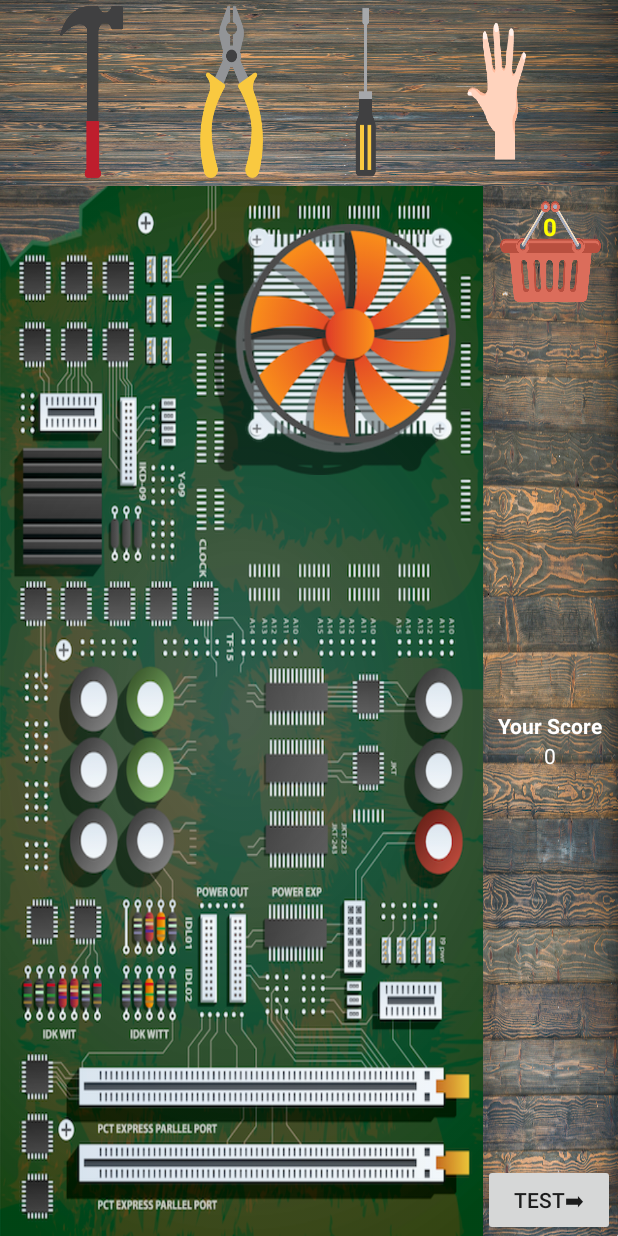
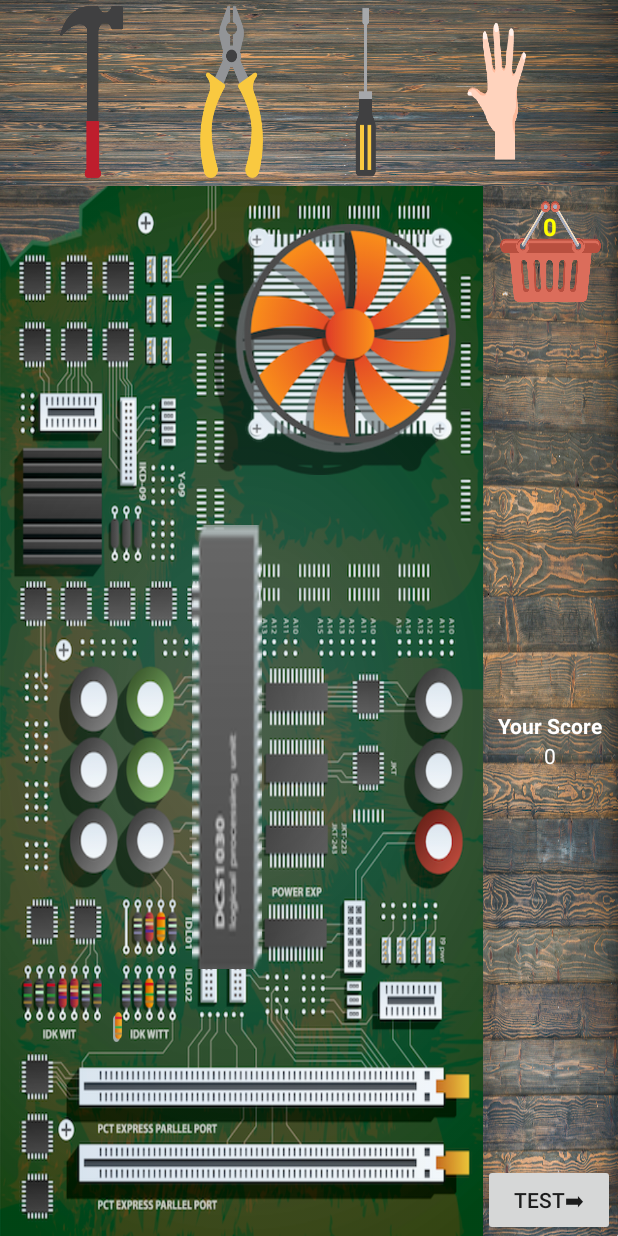
Before and after one commit to Yasamanro/TheBreakingHand, an Android app: the GameActivity screen opened directly, with no data from a screen before it, on a phone screen of 412 x 824 dp. Run offline under Robolectric (Android 15) with nearby library versions, the light colour scheme and no system bars; 1 statement that could not run was skipped.

Commit message:
Write function to micro fully implemented Minor UI Additions to Game Activity

```diff
--- a/app/src/main/java/com/example/yasamanro/bhangarigame/BLEServiceContainer.java
+++ b/app/src/main/java/com/example/yasamanro/bhangarigame/BLEServiceContainer.java
@@ -1,10 +1,16 @@
 package com.example.yasamanro.bhangarigame;
 
+import android.bluetooth.BluetoothDevice;
+import android.bluetooth.BluetoothGattService;
 import android.util.Log;
+
+import java.util.ArrayList;
 
 public class BLEServiceContainer {
 
     private BluetoothLeService mBluetoothLeService;
+    private BluetoothDevice mDevice;
+    ArrayList<BluetoothGattService> mGattservices;
 
     private static BLEServiceContainer __instance;
 
@@ -23,7 +29,23 @@ public class BLEServiceContainer {
         mBluetoothLeService = service;
     }
 
+    public void setmDevice (BluetoothDevice device){
+        mDevice = device;
+    }
+
+    public void setmGattservices (ArrayList<BluetoothGattService> services) {
+        mGattservices = new ArrayList<>(services);
+    }
+
     public BluetoothLeService getBleService() {
         return mBluetoothLeService;
     }
+
+    public BluetoothDevice getmDevice(){
+        return mDevice;
+    }
+
+    public ArrayList<BluetoothGattService> getmGattservices(){
+        return mGattservices;
+    }
 }
--- a/app/src/main/java/com/example/yasamanro/bhangarigame/BluetoothLeService.java
+++ b/app/src/main/java/com/example/yasamanro/bhangarigame/BluetoothLeService.java
@@ -139,7 +139,7 @@ public class BluetoothLeService extends Service {
 
             byte[] dataInput = characteristic.getValue();
             String s1 = Arrays.toString(dataInput);
-            Log.d("WRITTEN SUCCESS CHARACTERSITC YASAMAN JAN VALUE", s1);
+            Log.d("SEARCHABLE WRITTEN SUCCESS CHARACTERSITC YASAMAN JAN VALUE", s1);
         }
 
         @Override
--- a/app/src/main/java/com/example/yasamanro/bhangarigame/GameActivity.java
+++ b/app/src/main/java/com/example/yasamanro/bhangarigame/GameActivity.java
@@ -1,6 +1,5 @@
 package com.example.yasamanro.bhangarigame;
 
-import android.animation.ObjectAnimator;
 import android.app.AlertDialog;
 import android.bluetooth.BluetoothGattCharacteristic;
 import android.bluetooth.BluetoothGattService;
@@ -19,17 +18,13 @@ import android.view.animation.LinearInterpolator;
 import android.view.animation.TranslateAnimation;
 import android.widget.Button;
 import android.widget.CompoundButton;
-import android.widget.ImageView;
 import android.widget.TextView;
 import android.widget.Toast;
 import android.widget.ToggleButton;
 
 import java.util.ArrayList;
 import java.util.Arrays;
-import java.util.HashMap;
 import java.util.List;
-
-import static android.provider.Contacts.SettingsColumns.KEY;
 
 public class GameActivity extends AppCompatActivity {
 
@@ -54,11 +49,11 @@ public class GameActivity extends AppCompatActivity {
 
         //Hardware Parts
         final Button fan = findViewById(R.id.fanButton);
-        final Button fan1 = findViewById(R.id.fanButton1);
-        final Button fan2 = findViewById(R.id.fanButton2);
-        final Button fan3 = findViewById(R.id.fanButton3);
-        final Button fan4 = findViewById(R.id.fanButton4);
-        final Button fan5 = findViewById(R.id.fanButton5);
+//        final Button fan1 = findViewById(R.id.fanButton1);
+//        final Button fan2 = findViewById(R.id.fanButton2);
+//        final Button fan3 = findViewById(R.id.fanButton3);
+//        final Button fan4 = findViewById(R.id.fanButton4);
+//        final Button fan5 = findViewById(R.id.fanButton5);
 
         // Basket
         final Button basket = findViewById(R.id.basket);
@@ -92,14 +87,8 @@ public class GameActivity extends AppCompatActivity {
         // Broken Items
         brokenItems = new ArrayList<>();
 
-        // Get BluetoothGattService data from DeviceControlActivity Intent!
-//        Bundle b = getIntent().getExtras();
-//        ArrayList<BluetoothGattService> gattServiceList = (ArrayList<BluetoothGattService>) b.getSerializable("gattService");
-//        for ( BluetoothGattService service: gattServiceList){
-//            Log.d("JOON I GOT INTENT", service.getUuid().toString());
-//        }
-//        mBluetoothGattService = findService(gattServiceList,SERVICE_UUID);
-//        Log.d("I GOT BLESERVICE IN GAME ACTIVITY", BLEServiceContainer.getInstance().getBleService().toString());
+        // Get BluetoothGattService data from BLEServiceContainer and find the service we want!
+        mBluetoothGattService = findService(BLEServiceContainer.getInstance().getBleService().getSupportedGattServices(),SERVICE_UUID);
 
         hammer.setOnCheckedChangeListener(new CompoundButton.OnCheckedChangeListener() {
             @Override
@@ -174,8 +163,7 @@ public class GameActivity extends AppCompatActivity {
         });
 
 
-
-                fan.setOnClickListener(new View.OnClickListener() {
+        fan.setOnClickListener(new View.OnClickListener() {
             int fanTapCount = 0;
 
             @Override
@@ -188,7 +176,7 @@ public class GameActivity extends AppCompatActivity {
                 }
                 else {
 
-//                    writeOnMicro(mBluetoothGattService, CHARACTERISTIC_UUID, 0);
+                    writeOnMicro(mBluetoothGattService, CHARACTERISTIC_UUID, 0);
                     Log.d("wrote on micro", "0");
 
 //                    switch (fanTapCount){
@@ -322,7 +310,7 @@ public class GameActivity extends AppCompatActivity {
         });
     }
 
-    public BluetoothGattService findService(ArrayList<BluetoothGattService> services, String serviceUUID){
+    public BluetoothGattService findService(List<BluetoothGattService> services, String serviceUUID){
         String uuid;
         for (BluetoothGattService gattService : services) {
             uuid = gattService.getUuid().toString();
@@ -339,7 +327,7 @@ public class GameActivity extends AppCompatActivity {
 
         if (mGattCharacteristics != null) {
             for (BluetoothGattCharacteristic characteristic: mGattCharacteristics){
-                if (characteristic.getUuid().equals(characteristicUUID)){
+                if (characteristic.getUuid().toString().equals(characteristicUUID)){
                     charac = characteristic;
                 }
             }
@@ -351,10 +339,7 @@ public class GameActivity extends AppCompatActivity {
                     charac.setValue(writeValue);
                     String s1 = Arrays.toString(writeValue);
                     Log.d("writeonmicro CHARACTERSITCI YASAMAN JAN", s1);
-
                     BLEServiceContainer.getInstance().getBleService().writeCharacteristic(charac);
-                    // DON'T READ OR WRITE ANYTHING HERE! DOESN'T WORK, RETURNS NULL!
-                    // READ/WRITE IN ONCHARACTERISTICREAD/ONCHARACTERISTICWRITE IN BLUETOOTHLESERVICE.JAVA!!!!!!!!
                 }
             }
         }
--- a/app/src/main/java/com/example/yasamanro/bhangarigame/ScanActivity.java
+++ b/app/src/main/java/com/example/yasamanro/bhangarigame/ScanActivity.java
@@ -99,7 +99,6 @@ public class ScanActivity extends AppCompatActivity {
                         mScanning = false;
                     }
                     startActivity(intent);
-                  //  mBluetoothGatt = glove.connectGatt(this,true, mGattCallback);
                 } else {
                     Toast.makeText(ScanActivity.this, "Scan for The Smart Glove first!", Toast.LENGTH_SHORT).show();
                 }
@@ -162,6 +161,7 @@ public class ScanActivity extends AppCompatActivity {
 
                         gloveFound = true;
                         glove = device;
+                        BLEServiceContainer.getInstance().setmDevice(device);
                         TextView deviceName = (TextView) findViewById(R.id.device_name);
                         deviceName.setText("Smart Glove");
                         TextView deviceAddr = (TextView) findViewById(R.id.device_address);
--- a/app/src/main/res/layout/activity_game.xml
+++ b/app/src/main/res/layout/activity_game.xml
@@ -123,62 +123,62 @@
                     android:layout_alignParentEnd="true"
                     android:layout_marginTop="25dp"
                     android:layout_marginEnd="18dp"
-                    android:background="@drawable/fan"/>
+                    android:background="@drawable/fan" />
 
-                <Button
-                    android:id="@+id/fanButton1"
-                    android:layout_width="161dp"
-                    android:layout_height="167dp"
-                    android:layout_alignParentTop="true"
-                    android:layout_alignParentEnd="true"
-                    android:layout_marginTop="25dp"
-                    android:layout_marginEnd="18dp"
-                    android:background="@drawable/fan1"
-                    android:visibility="invisible"/>
+                <!--<Button-->
+                <!--android:id="@+id/fanButton1"-->
+                <!--android:layout_width="161dp"-->
+                <!--android:layout_height="167dp"-->
+                <!--android:layout_alignParentTop="true"-->
+                <!--android:layout_alignParentEnd="true"-->
+                <!--android:layout_marginTop="25dp"-->
+                <!--android:layout_marginEnd="18dp"-->
+                <!--android:background="@drawable/fan1"-->
+                <!--android:visibility="invisible"/>-->
 
-                <Button
-                    android:id="@+id/fanButton2"
-                    android:layout_width="161dp"
-                    android:layout_height="167dp"
-                    android:layout_alignParentTop="true"
-                    android:layout_alignParentEnd="true"
-                    android:layout_marginTop="25dp"
-                    android:layout_marginEnd="18dp"
-                    android:background="@drawable/fan2"
-                    android:visibility="invisible"/>
+                <!--<Button-->
+                <!--android:id="@+id/fanButton2"-->
+                <!--android:layout_width="161dp"-->
+                <!--android:layout_height="167dp"-->
+                <!--android:layout_alignParentTop="true"-->
+                <!--android:layout_alignParentEnd="true"-->
+                <!--android:layout_marginTop="25dp"-->
+                <!--android:layout_marginEnd="18dp"-->
+                <!--android:background="@drawable/fan2"-->
+                <!--android:visibility="invisible"/>-->
 
-                <Button
-                    android:id="@+id/fanButton3"
-                    android:layout_width="161dp"
-                    android:layout_height="167dp"
-                    android:layout_alignParentTop="true"
-                    android:layout_alignParentEnd="true"
-                    android:layout_marginTop="25dp"
-                    android:layout_marginEnd="18dp"
-                    android:background="@drawable/fan3"
-                    android:visibility="invisible"/>
+                <!--<Button-->
+                <!--android:id="@+id/fanButton3"-->
+                <!--android:layout_width="161dp"-->
+                <!--android:layout_height="167dp"-->
+                <!--android:layout_alignParentTop="true"-->
+                <!--android:layout_alignParentEnd="true"-->
+                <!--android:layout_marginTop="25dp"-->
+                <!--android:layout_marginEnd="18dp"-->
+                <!--android:background="@drawable/fan3"-->
+                <!--android:visibility="invisible"/>-->
 
-                <Button
-                    android:id="@+id/fanButton4"
-                    android:layout_width="161dp"
-                    android:layout_height="167dp"
-                    android:layout_alignParentTop="true"
-                    android:layout_alignParentEnd="true"
-                    android:layout_marginTop="25dp"
-                    android:layout_marginEnd="18dp"
-                    android:background="@drawable/fan4"
-                    android:visibility="invisible"/>
+                <!--<Button-->
+                <!--android:id="@+id/fanButton4"-->
+                <!--android:layout_width="161dp"-->
+                <!--android:layout_height="167dp"-->
+                <!--android:layout_alignParentTop="true"-->
+                <!--android:layout_alignParentEnd="true"-->
+                <!--android:layout_marginTop="25dp"-->
+                <!--android:layout_marginEnd="18dp"-->
+                <!--android:background="@drawable/fan4"-->
+                <!--android:visibility="invisible"/>-->
 
-                <Button
-                    android:id="@+id/fanButton5"
-                    android:layout_width="161dp"
-                    android:layout_height="167dp"
-                    android:layout_alignParentTop="true"
-                    android:layout_alignParentEnd="true"
-                    android:layout_marginTop="25dp"
-                    android:layout_marginEnd="18dp"
-                    android:background="@drawable/fan5"
-                    android:visibility="invisible"/>
+                <!--<Button-->
+                <!--android:id="@+id/fanButton5"-->
+                <!--android:layout_width="161dp"-->
+                <!--android:layout_height="167dp"-->
+                <!--android:layout_alignParentTop="true"-->
+                <!--android:layout_alignParentEnd="true"-->
+                <!--android:layout_marginTop="25dp"-->
+                <!--android:layout_marginEnd="18dp"-->
+                <!--android:background="@drawable/fan5"-->
+                <!--android:visibility="invisible"/>-->
 
                 <Button
                     android:id="@+id/hammerTool"
@@ -199,6 +199,30 @@
                     android:textOff=""
                     android:textOn=""
                     android:visibility="invisible" />
+
+                <Button
+                    android:id="@+id/icButton"
+                    android:layout_width="25dp"
+                    android:layout_height="78dp"
+                    android:layout_alignParentStart="true"
+                    android:layout_alignParentTop="true"
+                    android:layout_alignParentEnd="true"
+                    android:layout_alignParentBottom="true"
+                    android:layout_marginStart="128dp"
+                    android:layout_marginTop="226dp"
+                    android:layout_marginEnd="147dp"
+                    android:layout_marginBottom="178dp"
+                    android:background="@drawable/ic" />
+
+                <Button
+                    android:id="@+id/resistorButton"
+                    android:layout_width="6dp"
+                    android:layout_height="20dp"
+                    android:layout_alignParentBottom="true"
+                    android:layout_marginStart="75dp"
+                    android:layout_marginBottom="129dp"
+                    android:background="@drawable/resistor" />
+
 
                 <!--<Button-->
                 <!--android:id="@+id/fanHighlight"-->
@@ -268,8 +292,8 @@
                     android:layout_centerHorizontal="true"
                     android:layout_marginTop="350dp"
                     android:text="Your Score"
-                    android:textStyle="bold"
-                    android:textColor="@color/white"/>
+                    android:textColor="@color/white"
+                    android:textStyle="bold" />
 
                 <TextView
                     android:id="@+id/score"
@@ -278,7 +302,7 @@
                     android:layout_centerHorizontal="true"
                     android:layout_marginTop="370dp"
                     android:text="0"
-                    android:textColor="@color/white"/>
+                    android:textColor="@color/white" />
 
             </RelativeLayout>
 
```
Also changed, not shown: app/src/main/res/drawable/ic.png (added), app/src/main/res/drawable/resistor.png (added).
